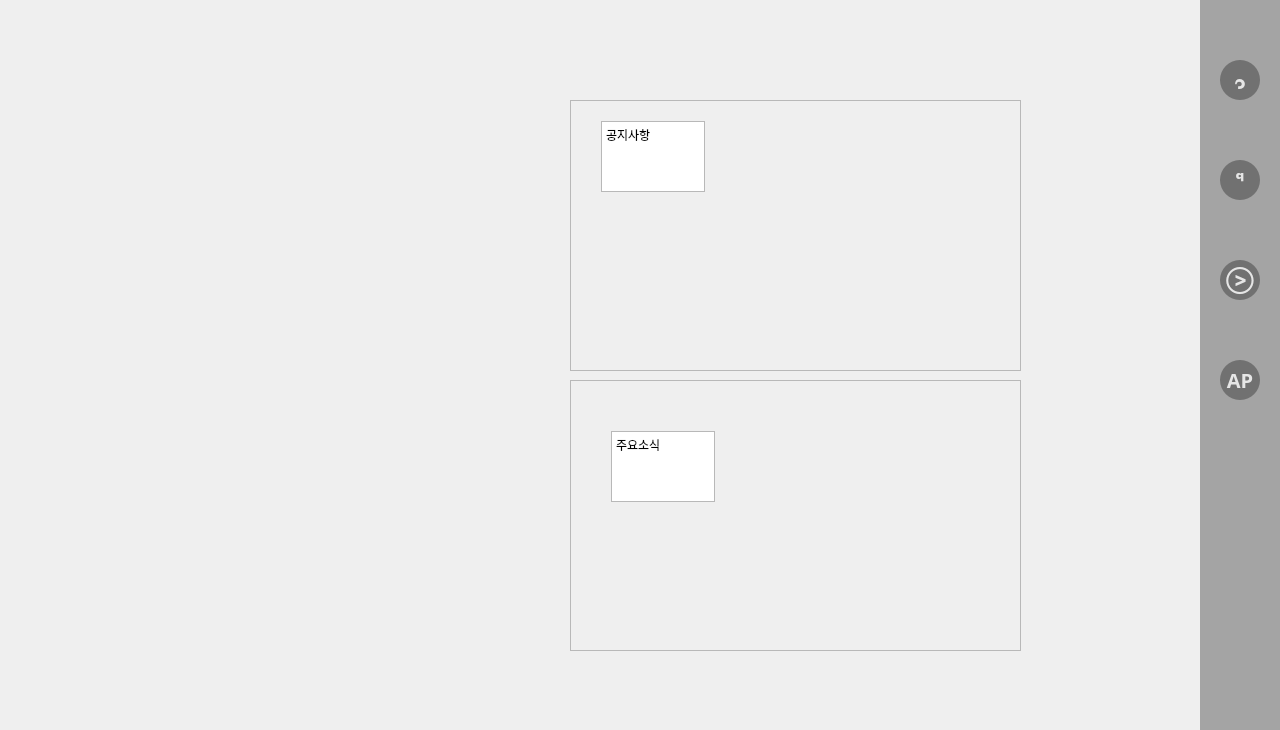
Old version of the form Gui/Screen.ui in the repository Seoilyoung/Blue-Note.
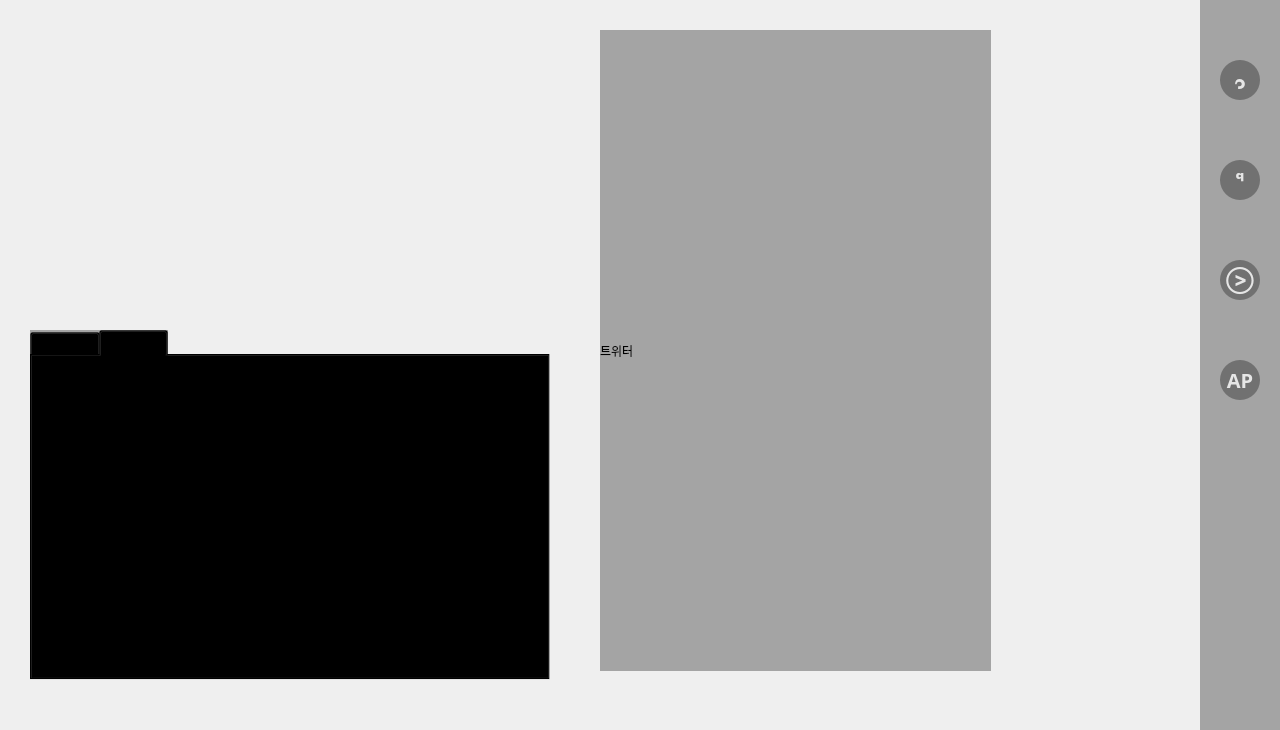
New version of the form.

```diff
--- a/Gui/Screen.ui
+++ b/Gui/Screen.ui
@@ -165,99 +165,13 @@
       <number>0</number>
      </property>
      <widget class="QWidget" name="page">
-      <widget class="QScrollArea" name="Notice">
-       <property name="geometry">
-        <rect>
-         <x>570</x>
-         <y>380</y>
-         <width>451</width>
-         <height>271</height>
-        </rect>
-       </property>
-       <property name="styleSheet">
-        <string notr="true">background-color:gba(0,0,0,80);</string>
-       </property>
-       <property name="widgetResizable">
-        <bool>true</bool>
-       </property>
-       <widget class="QWidget" name="scrollAreaWidgetContents_2">
-        <property name="geometry">
-         <rect>
-          <x>0</x>
-          <y>0</y>
-          <width>449</width>
-          <height>269</height>
-         </rect>
-        </property>
-        <widget class="QTextEdit" name="textEdit">
-         <property name="geometry">
-          <rect>
-           <x>40</x>
-           <y>50</y>
-           <width>104</width>
-           <height>71</height>
-          </rect>
-         </property>
-         <property name="html">
-          <string>&lt;!DOCTYPE HTML PUBLIC &quot;-//W3C//DTD HTML 4.0//EN&quot; &quot;http://www.w3.org/TR/REC-html40/strict.dtd&quot;&gt;
-&lt;html&gt;&lt;head&gt;&lt;meta name=&quot;qrichtext&quot; content=&quot;1&quot; /&gt;&lt;style type=&quot;text/css&quot;&gt;
-p, li { white-space: pre-wrap; }
-&lt;/style&gt;&lt;/head&gt;&lt;body style=&quot; font-family:'Gulim'; font-size:9pt; font-weight:400; font-style:normal;&quot;&gt;
-&lt;p style=&quot; margin-top:0px; margin-bottom:0px; margin-left:0px; margin-right:0px; -qt-block-indent:0; text-indent:0px;&quot;&gt;주요소식&lt;/p&gt;&lt;/body&gt;&lt;/html&gt;</string>
-         </property>
-        </widget>
-       </widget>
-      </widget>
-      <widget class="QScrollArea" name="Schedule_LIst">
-       <property name="geometry">
-        <rect>
-         <x>570</x>
-         <y>100</y>
-         <width>451</width>
-         <height>271</height>
-        </rect>
-       </property>
-       <property name="styleSheet">
-        <string notr="true">background-color:gba(0,0,0,80);</string>
-       </property>
-       <property name="widgetResizable">
-        <bool>true</bool>
-       </property>
-       <widget class="QWidget" name="scrollAreaWidgetContents_3">
-        <property name="geometry">
-         <rect>
-          <x>0</x>
-          <y>0</y>
-          <width>449</width>
-          <height>269</height>
-         </rect>
-        </property>
-        <widget class="QTextEdit" name="textEdit_2">
-         <property name="geometry">
-          <rect>
-           <x>30</x>
-           <y>20</y>
-           <width>104</width>
-           <height>71</height>
-          </rect>
-         </property>
-         <property name="html">
-          <string>&lt;!DOCTYPE HTML PUBLIC &quot;-//W3C//DTD HTML 4.0//EN&quot; &quot;http://www.w3.org/TR/REC-html40/strict.dtd&quot;&gt;
-&lt;html&gt;&lt;head&gt;&lt;meta name=&quot;qrichtext&quot; content=&quot;1&quot; /&gt;&lt;style type=&quot;text/css&quot;&gt;
-p, li { white-space: pre-wrap; }
-&lt;/style&gt;&lt;/head&gt;&lt;body style=&quot; font-family:'Gulim'; font-size:9pt; font-weight:400; font-style:normal;&quot;&gt;
-&lt;p style=&quot; margin-top:0px; margin-bottom:0px; margin-left:0px; margin-right:0px; -qt-block-indent:0; text-indent:0px;&quot;&gt;공지사항&lt;/p&gt;&lt;/body&gt;&lt;/html&gt;</string>
-         </property>
-        </widget>
-       </widget>
-      </widget>
       <widget class="QLabel" name="label_slide_home">
        <property name="geometry">
         <rect>
-         <x>40</x>
-         <y>230</y>
-         <width>390</width>
-         <height>219</height>
+         <x>30</x>
+         <y>30</y>
+         <width>520</width>
+         <height>292</height>
         </rect>
        </property>
        <property name="cursor">
@@ -273,10 +187,10 @@
       <widget class="QPushButton" name="pushButton_slide_home">
        <property name="geometry">
         <rect>
-         <x>40</x>
-         <y>230</y>
-         <width>390</width>
-         <height>219</height>
+         <x>30</x>
+         <y>30</y>
+         <width>520</width>
+         <height>292</height>
         </rect>
        </property>
        <property name="cursor">
@@ -295,6 +209,161 @@
         <string/>
        </property>
       </widget>
+      <widget class="QTabWidget" name="tabWidget_home">
+       <property name="geometry">
+        <rect>
+         <x>30</x>
+         <y>330</y>
+         <width>520</width>
+         <height>350</height>
+        </rect>
+       </property>
+       <property name="styleSheet">
+        <string notr="true">background-color: rgba(0,0,0,80);</string>
+       </property>
+       <property name="currentIndex">
+        <number>1</number>
+       </property>
+       <widget class="QWidget" name="tab_home1">
+        <attribute name="title">
+         <string>공지사항</string>
+        </attribute>
+        <widget class="QLabel" name="label_4">
+         <property name="geometry">
+          <rect>
+           <x>70</x>
+           <y>60</y>
+           <width>56</width>
+           <height>12</height>
+          </rect>
+         </property>
+         <property name="text">
+          <string>공지사항</string>
+         </property>
+        </widget>
+       </widget>
+       <widget class="QWidget" name="tab_home2">
+        <attribute name="title">
+         <string>주요소식</string>
+        </attribute>
+        <widget class="QTableWidget" name="tableWidget_home_maintopic">
+         <property name="geometry">
+          <rect>
+           <x>0</x>
+           <y>0</y>
+           <width>520</width>
+           <height>325</height>
+          </rect>
+         </property>
+         <property name="verticalScrollBarPolicy">
+          <enum>Qt::ScrollBarAlwaysOff</enum>
+         </property>
+         <property name="sizeAdjustPolicy">
+          <enum>QAbstractScrollArea::AdjustIgnored</enum>
+         </property>
+         <property name="dragDropOverwriteMode">
+          <bool>false</bool>
+         </property>
+         <property name="showGrid">
+          <bool>true</bool>
+         </property>
+         <property name="gridStyle">
+          <enum>Qt::SolidLine</enum>
+         </property>
+         <property name="wordWrap">
+          <bool>false</bool>
+         </property>
+         <property name="cornerButtonEnabled">
+          <bool>false</bool>
+         </property>
+         <property name="rowCount">
+          <number>10</number>
+         </property>
+         <attribute name="horizontalHeaderVisible">
+          <bool>false</bool>
+         </attribute>
+         <attribute name="horizontalHeaderCascadingSectionResizes">
+          <bool>false</bool>
+         </attribute>
+         <attribute name="horizontalHeaderStretchLastSection">
+          <bool>true</bool>
+         </attribute>
+         <attribute name="verticalHeaderVisible">
+          <bool>false</bool>
+         </attribute>
+         <attribute name="verticalHeaderCascadingSectionResizes">
+          <bool>true</bool>
+         </attribute>
+         <attribute name="verticalHeaderShowSortIndicator" stdset="0">
+          <bool>false</bool>
+         </attribute>
+         <attribute name="verticalHeaderStretchLastSection">
+          <bool>false</bool>
+         </attribute>
+         <row>
+          <property name="text">
+           <string>New Row</string>
+          </property>
+         </row>
+         <row>
+          <property name="text">
+           <string>New Row</string>
+          </property>
+         </row>
+         <row>
+          <property name="text">
+           <string>New Row</string>
+          </property>
+         </row>
+         <row>
+          <property name="text">
+           <string>New Row</string>
+          </property>
+         </row>
+         <row>
+          <property name="text">
+           <string>New Row</string>
+          </property>
+         </row>
+         <row/>
+         <row/>
+         <row/>
+         <row/>
+         <row/>
+         <column>
+          <property name="text">
+           <string>title</string>
+          </property>
+         </column>
+         <column>
+          <property name="text">
+           <string>link</string>
+          </property>
+         </column>
+         <column>
+          <property name="text">
+           <string>date</string>
+          </property>
+         </column>
+        </widget>
+       </widget>
+      </widget>
+      <widget class="QLabel" name="label_6">
+       <property name="geometry">
+        <rect>
+         <x>600</x>
+         <y>30</y>
+         <width>391</width>
+         <height>641</height>
+        </rect>
+       </property>
+       <property name="styleSheet">
+        <string notr="true">background-color: rgba(0,0,0,80);</string>
+       </property>
+       <property name="text">
+        <string>트위터</string>
+       </property>
+      </widget>
      </widget>
      <widget class="QWidget" name="page_2">
       <widget class="QTextEdit" name="textEdit_4">
```
